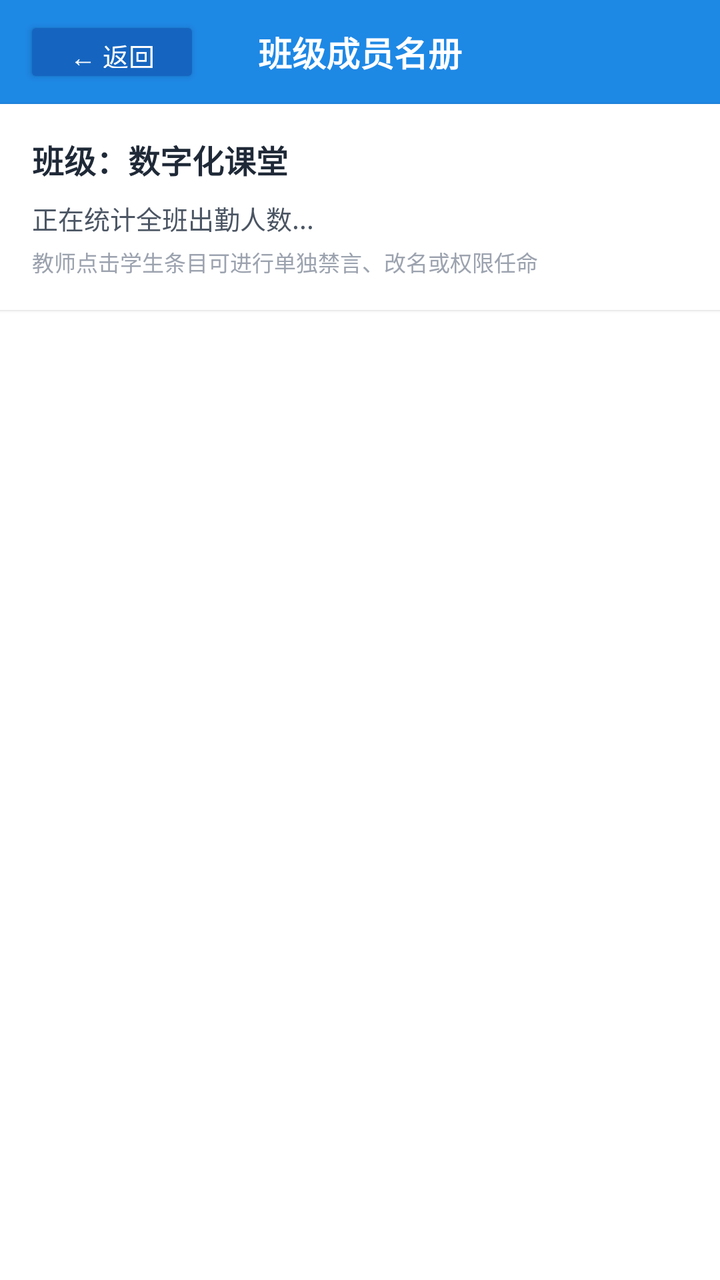
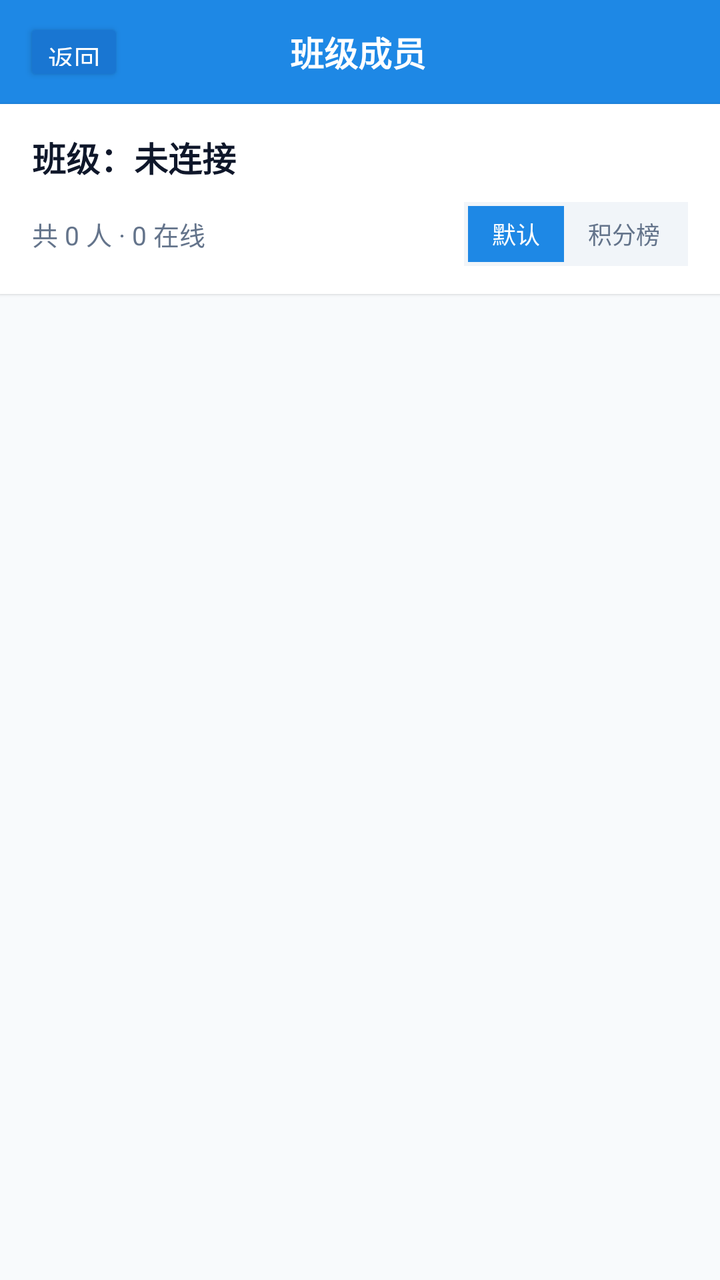

The first picture is an Android layout as it rendered before a commit; the second is the same layout after the commit. The layout source and the unified diff follow.
<!-- AndroidManifest.xml: application theme Theme.CampusChat -->
<!-- res/layout/activity_roster.xml -->
<?xml version="1.0" encoding="utf-8"?>
<LinearLayout
    xmlns:android="http://schemas.android.com/apk/res/android"
    android:id="@+id/rosterRootLayout"
    android:layout_width="match_parent"
    android:layout_height="match_parent"
    android:orientation="vertical"
    android:background="#F4F6F9"
    android:fitsSystemWindows="true">

    
    <RelativeLayout
        android:layout_width="match_parent"
        android:layout_height="52dp"
        android:background="#1E88E5"
        android:paddingStart="12dp"
        android:paddingEnd="16dp">

        <Button
            android:id="@+id/btnBack"
            android:layout_width="wrap_content"
            android:layout_height="36dp"
            android:layout_centerVertical="true"
            android:backgroundTint="#1565C0"
            android:text="← 返回"
            android:textColor="#FFFFFF"
            android:textSize="13sp" />

        <TextView
            android:layout_width="wrap_content"
            android:layout_height="wrap_content"
            android:layout_centerInParent="true"
            android:text="班级成员名册"
            android:textColor="#FFFFFF"
            android:textSize="17sp"
            android:textStyle="bold" />
    </RelativeLayout>

    
    <LinearLayout
        android:layout_width="match_parent"
        android:layout_height="wrap_content"
        android:background="#FFFFFF"
        android:elevation="1dp"
        android:orientation="vertical"
        android:padding="16dp">

        
        <LinearLayout
            android:layout_width="match_parent"
            android:layout_height="wrap_content"
            android:gravity="center_vertical"
            android:orientation="horizontal">

            <TextView
                android:id="@+id/tvClassroomName"
                android:layout_width="0dp"
                android:layout_height="wrap_content"
                android:layout_weight="1"
                android:ellipsize="end"
                android:singleLine="true"
                android:text="班级：数字化课堂"
                android:textColor="#1F2937"
                android:textSize="16sp"
                android:textStyle="bold" />

            <Button
                android:id="@+id/btnEditClassName"
                android:layout_width="wrap_content"
                android:layout_height="34dp"
                android:layout_marginStart="8dp"
                android:backgroundTint="#1E88E5"
                android:paddingStart="12dp"
                android:paddingEnd="12dp"
                android:text="修改班级名称"
                android:textColor="#FFFFFF"
                android:textSize="12sp"
                android:visibility="gone" />
        </LinearLayout>

        
        <TextView
            android:id="@+id/tvRosterSummary"
            android:layout_width="wrap_content"
            android:layout_height="wrap_content"
            android:layout_marginTop="8dp"
            android:text="正在统计全班出勤人数..."
            android:textColor="#4B5563"
            android:textSize="13sp" />

        <TextView
            android:id="@+id/tvRosterHint"
            android:layout_width="wrap_content"
            android:layout_height="wrap_content"
            android:layout_marginTop="4dp"
            android:text="教师点击学生条目可进行单独禁言、改名或权限任命"
            android:textColor="#9CA3AF"
            android:textSize="11sp" />
    </LinearLayout>

    
    <ListView
        android:id="@+id/lvRosterMembers"
        android:layout_width="match_parent"
        android:layout_height="match_parent"
        android:background="#FFFFFF"
        android:divider="#E0E4E8"
        android:dividerHeight="1dp" />

</LinearLayout>
<!-- resources referenced by this layout -->
<resources>
  <style name="Theme.CampusChat" parent="Theme.AppCompat.Light.NoActionBar">
          
          <item name="colorPrimary">@color/brand_primary</item>
          <item name="colorPrimaryDark">@color/brand_primary_dark</item>
          <item name="colorAccent">@color/brand_accent</item>
  
          
          <item name="android:windowBackground">@color/app_background</item>
  
          
          <item name="android:statusBarColor">@color/brand_primary_dark</item>
      </style>
  <color name="brand_primary">#1E88E5</color>
  <color name="brand_primary_dark">#1565C0</color>
  <color name="brand_accent">#00ACC1</color>
  <color name="app_background">#F4F6F9</color>
</resources>

<!-- the commit's change to res/layout/activity_roster.xml (unified diff, before → after) -->
@@ -1,40 +1,52 @@
 <?xml version="1.0" encoding="utf-8"?>
 <LinearLayout
     xmlns:android="http://schemas.android.com/apk/res/android"
+    xmlns:tools="http://schemas.android.com/tools"
     android:id="@+id/rosterRootLayout"
     android:layout_width="match_parent"
     android:layout_height="match_parent"
-    android:orientation="vertical"
-    android:background="#F4F6F9"
-    android:fitsSystemWindows="true">
+    android:background="#F8FAFC"
+    android:orientation="vertical">
 
     
-    <RelativeLayout
+    <LinearLayout
         android:layout_width="match_parent"
         android:layout_height="52dp"
         android:background="#1E88E5"
+        android:gravity="center_vertical"
+        android:orientation="horizontal"
         android:paddingStart="12dp"
         android:paddingEnd="16dp">
 
         <Button
             android:id="@+id/btnBack"
             android:layout_width="wrap_content"
-            android:layout_height="36dp"
-            android:layout_centerVertical="true"
-            android:backgroundTint="#1565C0"
-            android:text="← 返回"
+            android:layout_height="34dp"
+            android:minWidth="48dp"
+            android:minHeight="48dp"
+            android:backgroundTint="#1976D2"
+            android:paddingStart="12dp"
+            android:paddingEnd="12dp"
+            android:text="返回"
             android:textColor="#FFFFFF"
-            android:textSize="13sp" />
+            android:textSize="13sp"
+            tools:ignore="HardcodedText,TouchTargetSizeCheck" />
 
         <TextView
-            android:layout_width="wrap_content"
+            android:layout_width="0dp"
             android:layout_height="wrap_content"
-            android:layout_centerInParent="true"
-            android:text="班级成员名册"
+            android:layout_weight="1"
+            android:gravity="center"
+            android:text="班级成员"
             android:textColor="#FFFFFF"
             android:textSize="17sp"
-            android:textStyle="bold" />
-    </RelativeLayout>
+            android:textStyle="bold"
+            tools:ignore="HardcodedText" />
+
+        <View
+            android:layout_width="48dp"
+            android:layout_height="1dp" />
+    </LinearLayout>
 
     
     <LinearLayout
@@ -43,7 +55,10 @@
         android:background="#FFFFFF"
         android:elevation="1dp"
         android:orientation="vertical"
-        android:padding="16dp">
+        android:paddingStart="16dp"
+        android:paddingTop="14dp"
+        android:paddingEnd="16dp"
+        android:paddingBottom="14dp">
 
         
         <LinearLayout
@@ -58,44 +73,87 @@
                 android:layout_height="wrap_content"
                 android:layout_weight="1"
                 android:ellipsize="end"
-                android:singleLine="true"
-                android:text="班级：数字化课堂"
-                android:textColor="#1F2937"
-                android:textSize="16sp"
-                android:textStyle="bold" />
+                android:maxLines="1"
+                android:text="班级：未连接"
+                android:textColor="#0F172A"
+                android:textSize="17sp"
+                android:textStyle="bold"
+                tools:ignore="HardcodedText" />
 
             <Button
                 android:id="@+id/btnEditClassName"
                 android:layout_width="wrap_content"
-                android:layout_height="34dp"
-                android:layout_marginStart="8dp"
+                android:layout_height="32dp"
+                android:minWidth="48dp"
+                android:minHeight="48dp"
                 android:backgroundTint="#1E88E5"
-                android:paddingStart="12dp"
-                android:paddingEnd="12dp"
-                android:text="修改班级名称"
+                android:paddingStart="10dp"
+                android:paddingEnd="10dp"
+                android:text="修改名称"
                 android:textColor="#FFFFFF"
                 android:textSize="12sp"
-                android:visibility="gone" />
+                android:visibility="gone"
+                tools:ignore="HardcodedText,TouchTargetSizeCheck" />
         </LinearLayout>
 
         
-        <TextView
-            android:id="@+id/tvRosterSummary"
-            android:layout_width="wrap_content"
+        <LinearLayout
+            android:layout_width="match_parent"
             android:layout_height="wrap_content"
-            android:layout_marginTop="8dp"
-            android:text="正在统计全班出勤人数..."
-            android:textColor="#4B5563"
-            android:textSize="13sp" />
+            android:layout_marginTop="10dp"
+            android:gravity="center_vertical"
+            android:orientation="horizontal">
 
-        <TextView
-            android:id="@+id/tvRosterHint"
-            android:layout_width="wrap_content"
-            android:layout_height="wrap_content"
-            android:layout_marginTop="4dp"
-            android:text="教师点击学生条目可进行单独禁言、改名或权限任命"
-            android:textColor="#9CA3AF"
-            android:textSize="11sp" />
+            <TextView
+                android:id="@+id/tvRosterSummary"
+                android:layout_width="0dp"
+                android:layout_height="wrap_content"
+                android:layout_weight="1"
+                android:text="共 0 人 · 0 在线"
+                android:textColor="#64748B"
+                android:textSize="13sp"
+                tools:ignore="HardcodedText" />
+
+            
+            <LinearLayout
+                android:layout_width="wrap_content"
+                android:layout_height="wrap_content"
+                android:background="#F1F5F9"
+                android:gravity="center_vertical"
+                android:orientation="horizontal"
+                android:padding="2dp">
+
+                <TextView
+                    android:id="@+id/btnSortDefault"
+                    android:layout_width="wrap_content"
+                    android:layout_height="28dp"
+                    android:background="#1E88E5"
+                    android:clickable="true"
+                    android:focusable="true"
+                    android:gravity="center"
+                    android:paddingStart="12dp"
+                    android:paddingEnd="12dp"
+                    android:text="默认"
+                    android:textColor="#FFFFFF"
+                    android:textSize="12sp"
+                    tools:ignore="HardcodedText" />
+
+                <TextView
+                    android:id="@+id/btnSortScore"
+                    android:layout_width="wrap_content"
+                    android:layout_height="28dp"
+                    android:background="@android:color/transparent"
+                    android:clickable="true"
+                    android:focusable="true"
+                    android:gravity="center"
+                    android:paddingStart="12dp"
+                    android:paddingEnd="12dp"
+                    android:text="积分榜"
+                    android:textColor="#64748B"
+                    android:textSize="12sp"
+                    tools:ignore="HardcodedText" />
+            </LinearLayout>
+        </LinearLayout>
     </LinearLayout>
 
     
@@ -103,8 +161,8 @@
         android:id="@+id/lvRosterMembers"
         android:layout_width="match_parent"
         android:layout_height="match_parent"
-        android:background="#FFFFFF"
-        android:divider="#E0E4E8"
-        android:dividerHeight="1dp" />
+        android:divider="#F1F5F9"
+        android:dividerHeight="1dp"
+        android:listSelector="@android:color/transparent" />
 
 </LinearLayout>
